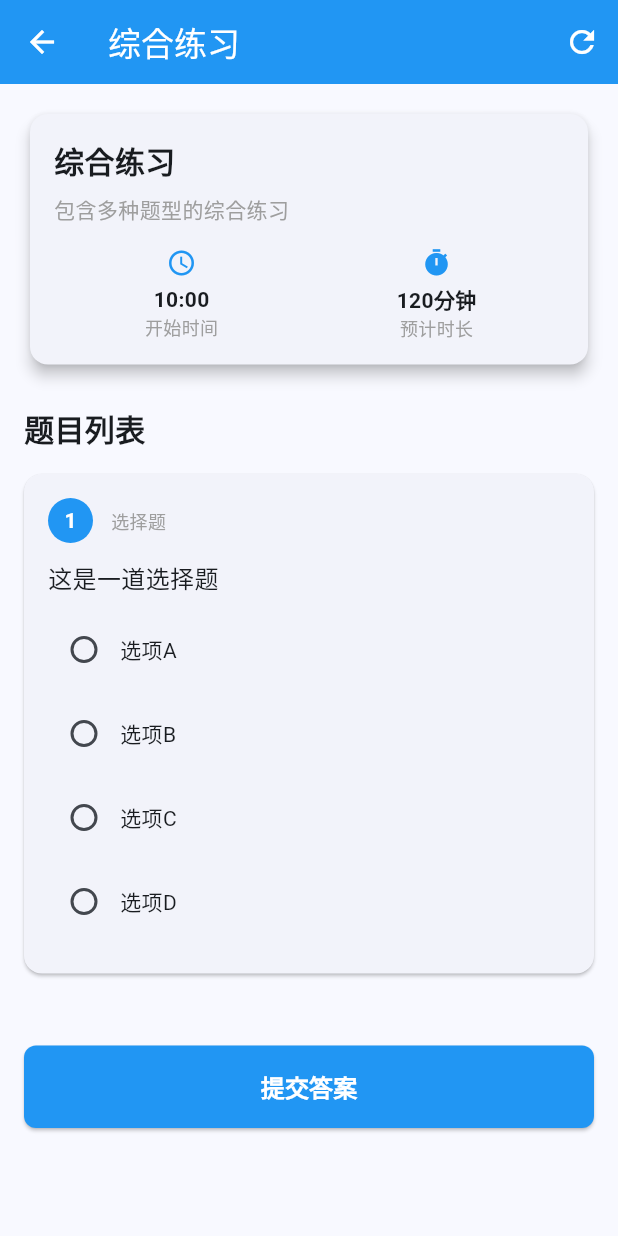
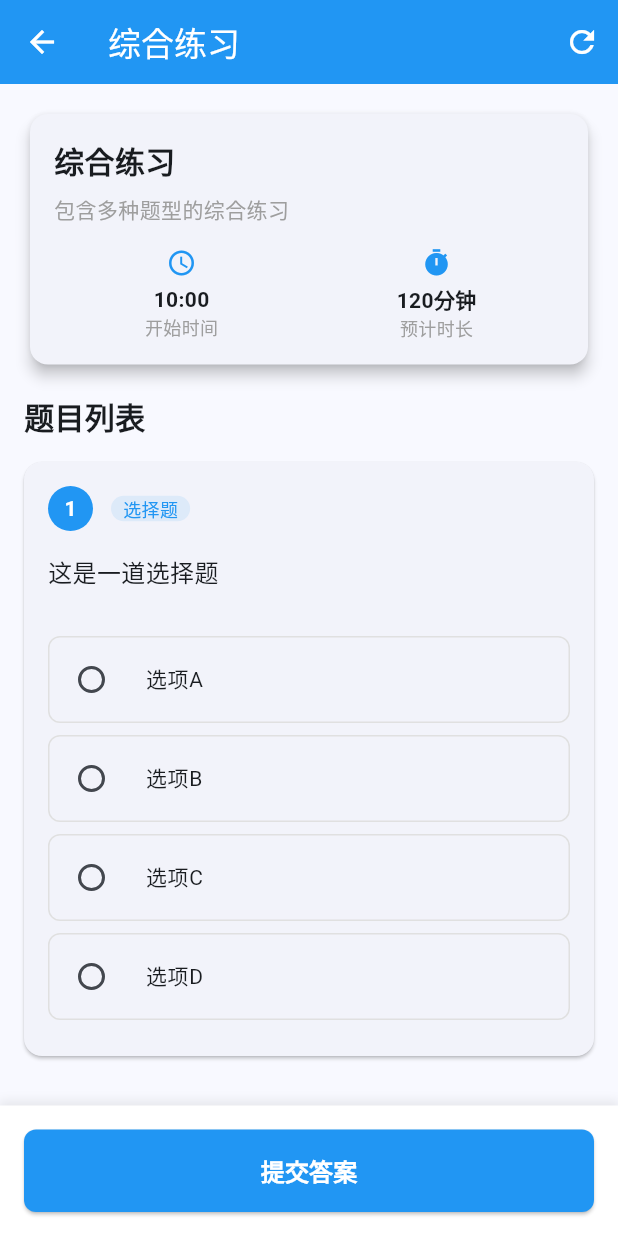
Before and after one commit to johanchow/homework-flutter, a Flutter app: the ChallengeDetailPage screen opened directly with empty values, on a phone screen of 412 x 824 dp. Run offline on Flutter 3.47's test engine with Material 3 defaults, Android fonts, the phone set to English and light mode, and no system bars; our stand-ins replace shared_preferences; accounts and stored records are empty.

Commit message:
渲染出reading题目

```diff
--- a/lib/challenge_detail_page.dart
+++ b/lib/challenge_detail_page.dart
@@ -1,7 +1,7 @@
 import 'package:flutter/material.dart';
 import 'services/api_service.dart';
 import 'entity/question.dart';
-import 'component/TtsButton.dart';
+import 'component/tts_button.dart';
 
 class ChallengeDetailPage extends StatefulWidget {
   final int challengeId;
@@ -62,6 +62,7 @@ class _ChallengeDetailPageState extends State<ChallengeDetailPage> {
         child: Column(
           crossAxisAlignment: CrossAxisAlignment.start,
           children: [
+            // 题目头部
             Row(
               children: [
                 Container(
@@ -82,31 +83,42 @@ class _ChallengeDetailPageState extends State<ChallengeDetailPage> {
                   ),
                 ),
                 const SizedBox(width: 12),
-                Text(
+                Container(
+                  padding: const EdgeInsets.symmetric(horizontal: 8),
+                  decoration: BoxDecoration(
+                    color: Colors.blue.withOpacity(0.1),
+                    borderRadius: BorderRadius.circular(12),
+                  ),
+                  child: Text(
                     question.type.label,
                     style: const TextStyle(
-                    color: Colors.grey,
+                      color: Colors.blue,
                       fontSize: 12,
+                      fontWeight: FontWeight.w500,
+                    ),
                   ),
                 ),
               ],
             ),
-            const SizedBox(height: 12),
+
+            const SizedBox(height: 16),
+            // 题目内容
             Text(
               question.title,
               style: const TextStyle(
                 fontSize: 16,
                 fontWeight: FontWeight.w500,
+                height: 1.4
               ),
             ),
 
+            const SizedBox(height: 16),
             // 渲染图片
             if (question.images.isNotEmpty) ...[
-              const SizedBox(height: 12),
               ...List.generate(
                 question.images.length,
                 (imageIndex) => Padding(
-                  padding: const EdgeInsets.only(bottom: 8.0),
+                  padding: const EdgeInsets.only(bottom: 12.0),
                   child: ClipRRect(
                     borderRadius: BorderRadius.circular(8),
                     child: Image.network(
@@ -139,11 +151,10 @@ class _ChallengeDetailPageState extends State<ChallengeDetailPage> {
 
             // 渲染文件附件
             if (question.attachments.isNotEmpty) ...[
-              const SizedBox(height: 12),
               ...List.generate(
                 question.attachments.length,
                 (attachmentIndex) => Padding(
-                  padding: const EdgeInsets.only(bottom: 8.0),
+                  padding: const EdgeInsets.only(bottom: 12.0),
                   child: Container(
                     padding: const EdgeInsets.all(12),
                     decoration: BoxDecoration(
@@ -185,7 +196,6 @@ class _ChallengeDetailPageState extends State<ChallengeDetailPage> {
                         IconButton(
                           icon: const Icon(Icons.download),
                           onPressed: () {
-                            // 处理文件下载
                             ApiService.showSuccess(context, '开始下载文件');
                           },
                         ),
@@ -196,70 +206,154 @@ class _ChallengeDetailPageState extends State<ChallengeDetailPage> {
               ),
             ],
 
-            // 渲染选择题选项
-            if (question.type.name == 'choice' && question.options.isNotEmpty) ...[
-              const SizedBox(height: 12),
+            // 渲染视频
+            if (question.videos.isNotEmpty) ...[
               ...List.generate(
+                question.videos.length,
+                (videoIndex) => Padding(
+                  padding: const EdgeInsets.only(bottom: 12.0),
+                  child: Container(
+                    padding: const EdgeInsets.all(12),
+                    decoration: BoxDecoration(
+                      color: Colors.red[50],
+                      borderRadius: BorderRadius.circular(8),
+                      border: Border.all(color: Colors.red[200]!),
+                    ),
+                    child: Row(
+                      children: [
+                        const Icon(
+                          Icons.video_file,
+                          color: Colors.red,
+                          size: 24,
+                        ),
+                        const SizedBox(width: 12),
+                        Expanded(
+                          child: Column(
+                            crossAxisAlignment: CrossAxisAlignment.start,
+                            children: [
+                              Text(
+                                '视频 ${videoIndex + 1}',
+                                style: const TextStyle(
+                                  fontWeight: FontWeight.bold,
+                                  fontSize: 14,
+                                  color: Colors.red,
+                                ),
+                              ),
+                              Text(
+                                question.videos[videoIndex],
+                                style: const TextStyle(
+                                  color: Colors.grey,
+                                  fontSize: 12,
+                                ),
+                                maxLines: 1,
+                                overflow: TextOverflow.ellipsis,
+                              ),
+                            ],
+                          ),
+                        ),
+                        IconButton(
+                          icon: const Icon(Icons.play_circle, color: Colors.red),
+                          onPressed: () {
+                            ApiService.showSuccess(context, '开始播放视频');
+                          },
+                        ),
+                      ],
+                    ),
+                  ),
+                ),
+              ),
+            ],
+
+            const SizedBox(height: 16),
+            // 根据题目类型渲染不同的输入组件
+            _buildAnswerInput(question),
+          ],
+        ),
+      ),
+    );
+  }
+
+  Widget _buildAnswerInput(Question question) {
+    switch (question.type.name) {
+      case 'choice':
+        if (question.options.isNotEmpty) {
+          return Column(
+            children: List.generate(
               question.options.length,
               (optionIndex) => Padding(
                 padding: const EdgeInsets.only(bottom: 8.0),
-                  child: Row(
-                    children: [
-                      Radio<String>(
+                child: Container(
+                  decoration: BoxDecoration(
+                    border: Border.all(color: Colors.grey[300]!),
+                    borderRadius: BorderRadius.circular(8),
+                  ),
+                  child: RadioListTile<String>(
                     value: question.options[optionIndex],
                     groupValue: null,
                     onChanged: (value) {
                       // 处理选项选择
                     },
-                      ),
-                      Expanded(
-                        child: Text(
+                    title: Text(
                       question.options[optionIndex],
                       style: const TextStyle(fontSize: 14),
                     ),
-                      ),
-                    ],
+                    contentPadding: const EdgeInsets.symmetric(horizontal: 8),
                   ),
                 ),
               ),
-            ],
+            ),
+          );
+        }
+        break;
 
-            // 渲染填空题
-            if (question.type.name == 'fill') ...[
-              const SizedBox(height: 12),
-              TextField(
+      case 'fill':
+        return TextField(
           decoration: InputDecoration(
             hintText: '请输入答案',
             border: OutlineInputBorder(
               borderRadius: BorderRadius.circular(8),
             ),
+            contentPadding: const EdgeInsets.all(12),
           ),
-              ),
-            ],
+        );
 
-            // 渲染阅读题: 把answer属性每句话渲染类似button，点击后播放发音
-            if (question.type.name == 'reading') ...[
-              const SizedBox(height: 12),
-              TtsButtonWidget(sentence: question.answer),
-            ],
+      case 'reading':
+        return TtsButtonWidget(sentence: question.answer);
 
-            // 渲染简答题
-            if (question.type.name == 'qa') ...[
-              const SizedBox(height: 12),
-              TextField(
+      case 'qa':
+        return TextField(
           maxLines: 4,
           decoration: InputDecoration(
             hintText: '请输入答案',
             border: OutlineInputBorder(
               borderRadius: BorderRadius.circular(8),
             ),
+            contentPadding: const EdgeInsets.all(12),
           ),
+        );
+
+      case 'summary':
+        return Container(
+          padding: const EdgeInsets.all(12),
+          decoration: BoxDecoration(
+            color: Colors.blue[50],
+            borderRadius: BorderRadius.circular(8),
+            border: Border.all(color: Colors.blue[200]!),
           ),
-            ],
-          ],
+          child: const Text(
+            '总结题：请根据以上内容进行总结',
+            style: TextStyle(
+              color: Colors.blue,
+              fontWeight: FontWeight.w500,
             ),
           ),
         );
+
+      default:
+        return const SizedBox.shrink();
+    }
+
+    return const SizedBox.shrink();
   }
 
   @override
@@ -314,13 +408,12 @@ class _ChallengeDetailPageState extends State<ChallengeDetailPage> {
                     ],
                   ),
                 )
-              : SingleChildScrollView(
-                  padding: const EdgeInsets.all(16.0),
-                  child: Column(
-                    crossAxisAlignment: CrossAxisAlignment.start,
+              : Column(
                   children: [
                     // 挑战信息卡片
-                      Card(
+                    Container(
+                      padding: const EdgeInsets.all(16.0),
+                      child: Card(
                         elevation: 4,
                         child: Padding(
                           padding: const EdgeInsets.all(16.0),
@@ -365,9 +458,15 @@ class _ChallengeDetailPageState extends State<ChallengeDetailPage> {
                           ),
                         ),
                       ),
-                      const SizedBox(height: 24),
+                    ),
 
                     // 题目列表
+                    Expanded(
+                      child: SingleChildScrollView(
+                        padding: const EdgeInsets.symmetric(horizontal: 16.0),
+                        child: Column(
+                          crossAxisAlignment: CrossAxisAlignment.start,
+                          children: [
                             const Text(
                               '题目列表',
                               style: TextStyle(
@@ -399,14 +498,32 @@ class _ChallengeDetailPageState extends State<ChallengeDetailPage> {
                                 ),
                               ),
 
-                      const SizedBox(height: 32),
-
-                      // 提交按钮
-                      SizedBox(
+                            const SizedBox(height: 10),
+                          ],
+                        ),
+                      ),
+                    ),
+                  ],
+                ),
+      bottomNavigationBar: _isLoading || _error != null
+          ? null
+          : Container(
+              padding: const EdgeInsets.all(16.0),
+              decoration: BoxDecoration(
+                color: Colors.white,
+                boxShadow: [
+                  BoxShadow(
+                    color: Colors.grey.withOpacity(0.2),
+                    spreadRadius: 1,
+                    blurRadius: 5,
+                    offset: const Offset(0, -2),
+                  ),
+                ],
+              ),
+              child: SizedBox(
                 width: double.infinity,
                 child: ElevatedButton(
                   onPressed: () {
-                            // 处理提交逻辑
                     ApiService.showSuccess(context, '提交成功！');
                   },
                   style: ElevatedButton.styleFrom(
@@ -425,8 +542,6 @@ class _ChallengeDetailPageState extends State<ChallengeDetailPage> {
                     ),
                   ),
                 ),
-                      ),
-                    ],
               ),
             ),
     );
--- a/lib/entity/question.dart
+++ b/lib/entity/question.dart
@@ -42,7 +42,7 @@ class Question {
       title: json['title'] ?? json['content'] ?? '',
       answer: json['answer'] ?? '',
       subject: json['subject'] ?? '',
-      type: QuestionType.values.firstWhere((e) => e.name == json['type']),
+      type: _parseQuestionType(json['type']),
       attachments: _parseStringList(json['attachments']),
       options: _parseStringList(json['options']),
       images: _parseStringList(json['images']),
@@ -58,6 +58,16 @@ class Question {
       return value.map((item) => item.toString()).toList();
     }
     return [];
+  }
+
+  // 辅助方法：解析题目类型
+  static QuestionType _parseQuestionType(dynamic type) {
+    if (type == null) return QuestionType.qa;
+    try {
+      return QuestionType.values.firstWhere((e) => e.name == type);
+    } catch (e) {
+      return QuestionType.qa; // 默认返回简答题
+    }
   }
 
   // 转换 Question 实例为 Map<String, dynamic>
```
Also changed, not shown: lib/component/TtsButton.dart (deleted, +0 -56 lines), lib/component/tts_button.dart (added, +70 -0 lines). Lines whose indentation alone changed are shown as unchanged.
